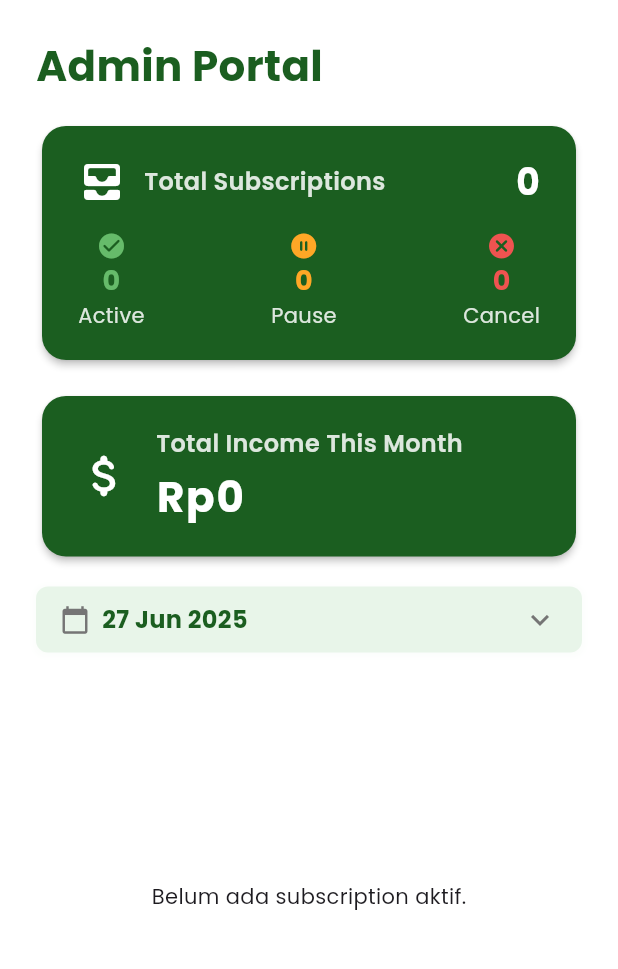
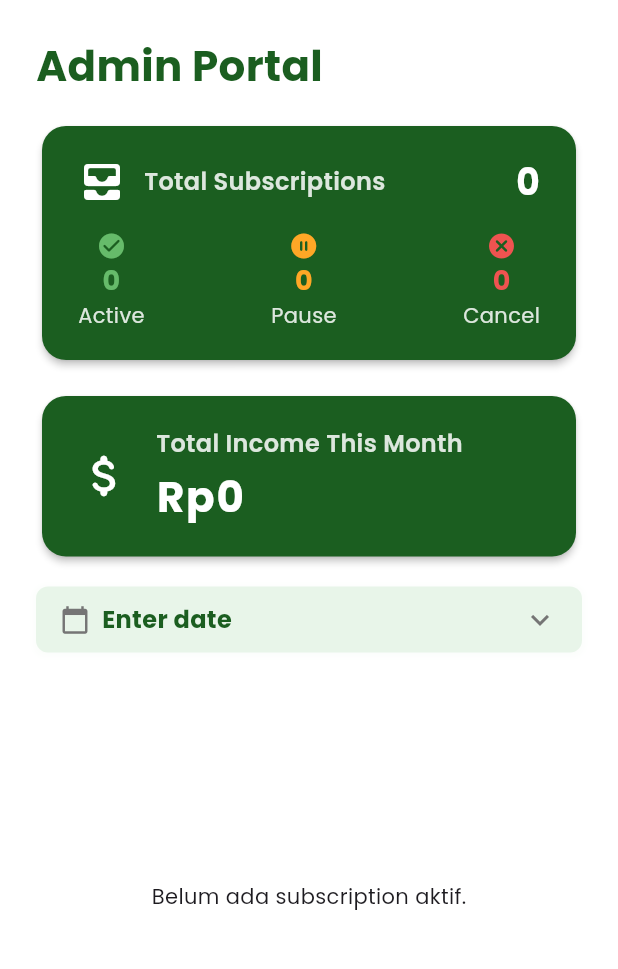
Before and after one commit to ahmadazizfauzi/catering, a Flutter app: the AdminHomeScreen screen opened directly, on a phone screen of 412 x 824 dp, the part 84-1053 px from its top. Run offline on Flutter 3.47's test engine with Material 3 defaults, Android fonts, the phone set to English and light mode, and no system bars; our stand-ins replace calendar_date_picker2, cloud_firestore, convex_bottom_bar, dropdown_button2, firebase_auth, firebase_core; accounts and stored records are empty.

Commit message:
feat(subscription): list user subscription for filtered and not filtered

```diff
--- a/lib/core/shared/calender/calender_picker_shared.dart
+++ b/lib/core/shared/calender/calender_picker_shared.dart
@@ -26,13 +26,12 @@ class _CalenderPickerSharedState extends State<CalenderPickerShared> {
   @override
   void initState() {
     super.initState();
-    _selectedDates =
-        widget.initialValue.isNotEmpty ? widget.initialValue : [DateTime.now()];
+    _selectedDates = widget.initialValue; // Jangan isi dengan DateTime.now()
   }
 
   String _getDisplayText() {
     if (_selectedDates.isEmpty || _selectedDates.first == null) {
-      return 'Select Date';
+      return 'Enter date'; // Ganti placeholder di sini
     }
 
     if (_selectedDates.length == 1) {
--- a/lib/features/home/presentation/pages/admin/admin_home_screen.dart
+++ b/lib/features/home/presentation/pages/admin/admin_home_screen.dart
@@ -18,7 +18,7 @@ class AdminHomeScreen extends StatefulWidget {
 }
 
 class _AdminHomeScreenState extends State<AdminHomeScreen> {
-  List<DateTime?> _selectedDates = [DateTime.now()];
+  List<DateTime?> _selectedDates = []; // <-- kosong, bukan DateTime.now()
 
   @override
   void initState() {
@@ -28,14 +28,10 @@ class _AdminHomeScreenState extends State<AdminHomeScreen> {
         context,
         listen: false,
       );
-      final today = _selectedDates[0];
-      if (today != null) {
-        final start = DateTime(today.year, today.month, today.day, 0, 0, 0);
-        final end = DateTime(today.year, today.month, today.day, 23, 59, 59);
-        await provider.fetchSubscriptionsByRange(start, end);
-      }
+      // Tidak fetchSubscriptionsByRange di sini!
       await provider.fetchAllTotals();
       await provider.fetchMonthlyRevenue();
+      await provider.fetchAllSubscriptions();
     });
   }
 
@@ -75,7 +71,7 @@ class _AdminHomeScreenState extends State<AdminHomeScreen> {
             const AdminCardTotalMRRSubscription(),
             const SizedBox(height: 16),
             CalenderPickerShared(
-              initialValue: _selectedDates,
+              initialValue: _selectedDates, // <-- tetap []
               onDateSelected: (dates) async {
                 setState(() {
                   _selectedDates = dates;
@@ -121,17 +117,19 @@ class _AdminHomeScreenState extends State<AdminHomeScreen> {
                   );
                   await provider.fetchSubscriptionsByRange(start, end);
                 } else {
-                  await provider.fetchSubscriptionsByRange(
-                    DateTime(1900),
-                    DateTime(1900),
-                  );
+                  await provider.fetchAllSubscriptions();
                 }
               },
               width: double.infinity,
             ),
             // Total Active Subscription Card
             const SizedBox(height: 16),
-            Expanded(child: AdminSubscriptionGrowthSection(isFiltered: true)),
+            Expanded(
+              child: AdminSubscriptionGrowthSection(
+                isFiltered:
+                    _selectedDates.isNotEmpty && _selectedDates.first != null,
+              ),
+            ),
           ],
         ),
       ),
--- a/lib/features/subscription/presentation/provider/admin/admin_subscription_provider.dart
+++ b/lib/features/subscription/presentation/provider/admin/admin_subscription_provider.dart
@@ -35,6 +35,7 @@ class AdminSubscriptionProvider extends ChangeNotifier {
     notifyListeners();
     try {
       allSubscriptions = await getAdminSubscriptionGrowthUsecase();
+      print('ALL SUBSCRIPTIONS: $allSubscriptions'); // Tambahkan ini
       message = null;
     } catch (e) {
       message = "Failed to fetch subscriptions: $e";
```
